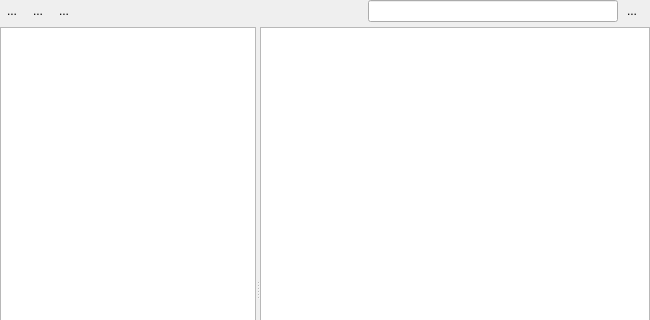
The window that src/laybasic/laybasic/NetlistBrowserPage.ui (KLayout/klayout) describes before a commit, drawn with Qt 5; both pictures show x 0 to 650 and y 0 to 320 of the 650 by 570 pixel window.
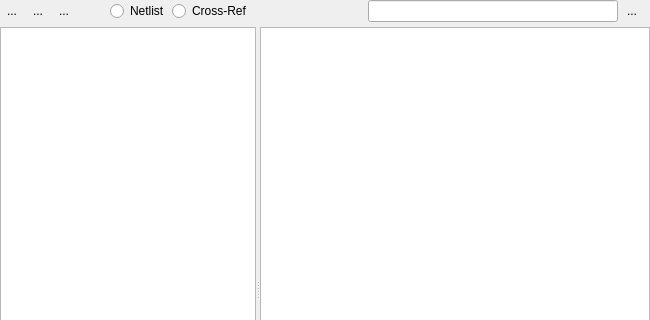
The same window after the commit. Icons and pictures are not drawn. Custom widgets are drawn as their Qt base class.

Commit message: WIP: netlist browser - allow switching between L2N and LVSDB view

The edit to the form file:
```diff
--- a/src/laybasic/laybasic/NetlistBrowserPage.ui
+++ b/src/laybasic/laybasic/NetlistBrowserPage.ui
@@ -132,6 +132,36 @@
             </property>
            </widget>
           </item>
+          <item>
+           <spacer name="horizontalSpacer_3">
+            <property name="orientation">
+             <enum>Qt::Horizontal</enum>
+            </property>
+            <property name="sizeType">
+             <enum>QSizePolicy::Fixed</enum>
+            </property>
+            <property name="sizeHint" stdset="0">
+             <size>
+              <width>32</width>
+              <height>20</height>
+             </size>
+            </property>
+           </spacer>
+          </item>
+          <item>
+           <widget class="QRadioButton" name="show_netlist">
+            <property name="text">
+             <string>Netlist</string>
+            </property>
+           </widget>
+          </item>
+          <item>
+           <widget class="QRadioButton" name="show_xref">
+            <property name="text">
+             <string>Cross-Ref</string>
+            </property>
+           </widget>
+          </item>
           <item>
            <spacer name="horizontalSpacer">
             <property name="orientation">
```
The commit also changes 3 other files.
